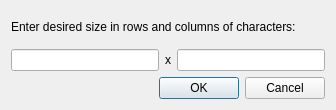
Before: the Qt Designer form src/DialogWindowSize.ui in eteran/nedit-ng, drawn with Qt 5.
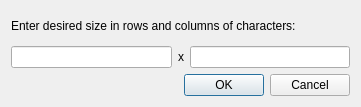
After: the same form once the commit is applied.

What changed in the file:
```diff
--- a/src/DialogWindowSize.ui
+++ b/src/DialogWindowSize.ui
@@ -6,8 +6,8 @@
    <rect>
     <x>0</x>
     <y>0</y>
-    <width>336</width>
-    <height>110</height>
+    <width>361</width>
+    <height>107</height>
    </rect>
   </property>
   <property name="windowTitle">
```
